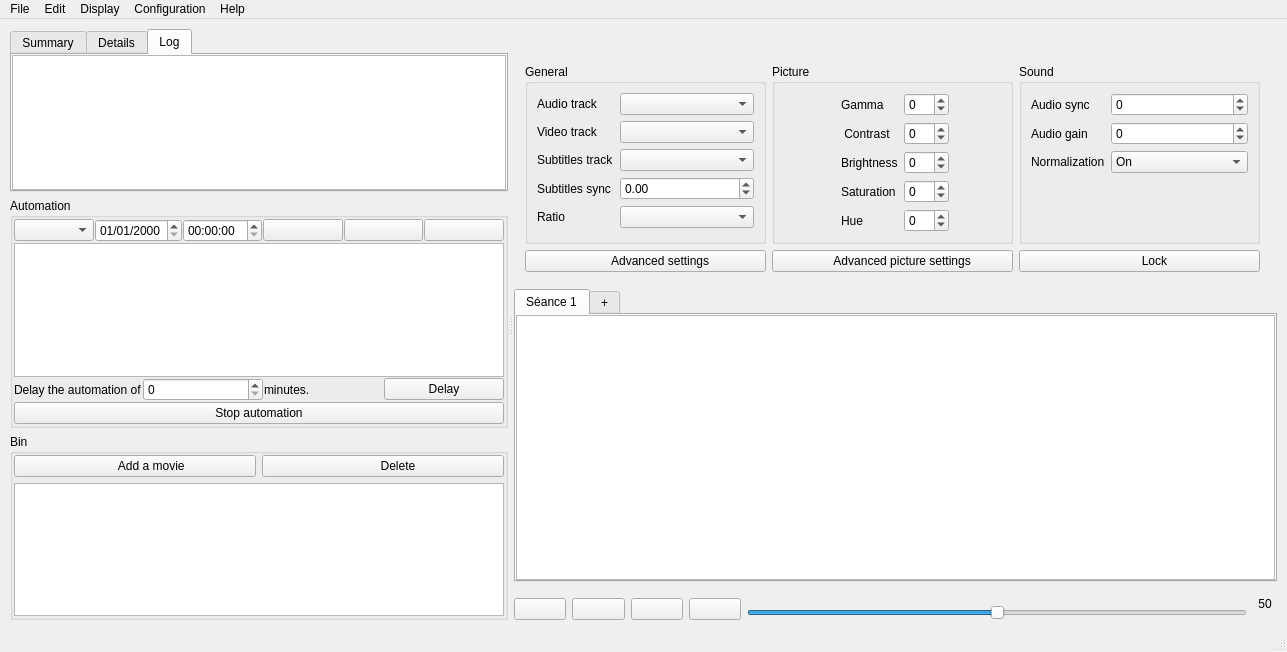
The window that src/mainwindow.ui (cinemaouvert/OPP) describes before a commit, drawn with Qt 5.
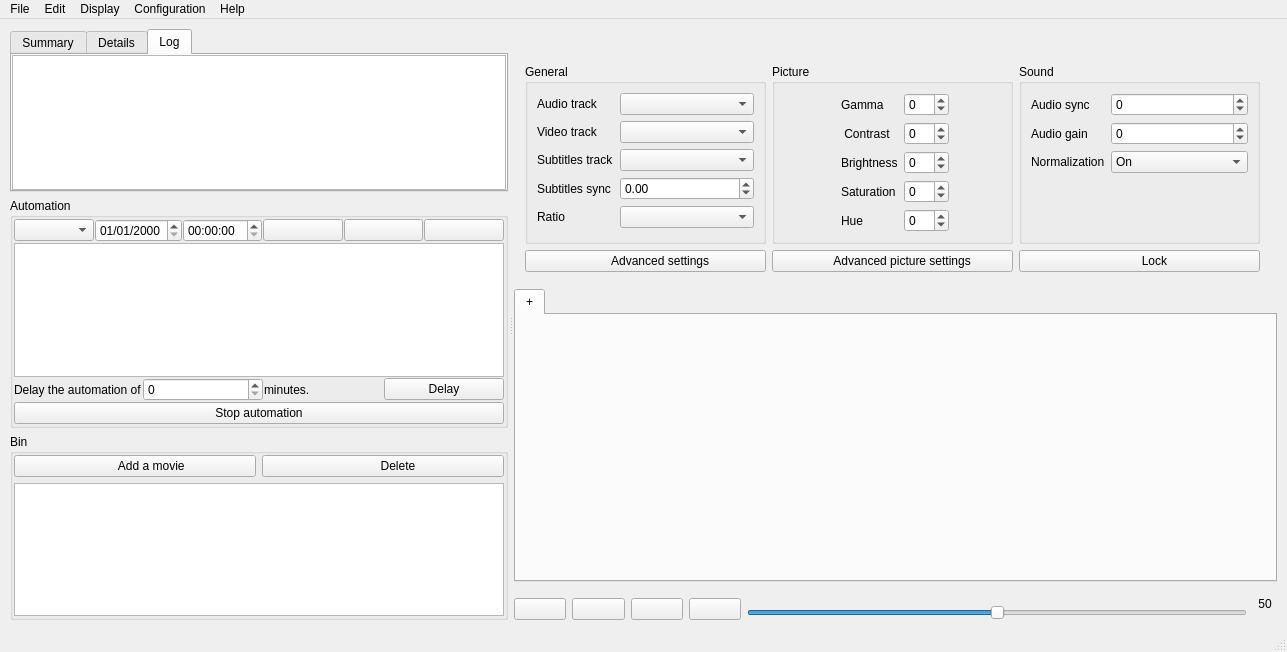
The same window after the commit. Icons and pictures are not drawn. Custom widgets are drawn as their Qt base class.

Commit message: add new playlist dynamically, play selected media into current playlist, fixed bug on exit

```diff
--- a/src/mainwindow.ui
+++ b/src/mainwindow.ui
@@ -847,63 +847,7 @@
           <property name="currentIndex">
            <number>0</number>
           </property>
-          <widget class="QWidget" name="tab">
-           <attribute name="title">
-            <string>Séance 1</string>
-           </attribute>
-           <layout class="QVBoxLayout" name="verticalLayout_9">
-            <property name="leftMargin">
-             <number>0</number>
-            </property>
-            <property name="topMargin">
-             <number>0</number>
-            </property>
-            <property name="rightMargin">
-             <number>0</number>
-            </property>
-            <property name="bottomMargin">
-             <number>0</number>
-            </property>
-            <item>
-             <widget class="PlaylistTableView" name="playlistTableView">
-              <property name="dragDropMode">
-               <enum>QAbstractItemView::DragDrop</enum>
-              </property>
-              <property name="defaultDropAction">
-               <enum>Qt::CopyAction</enum>
-              </property>
-              <property name="alternatingRowColors">
-               <bool>true</bool>
-              </property>
-              <property name="selectionBehavior">
-               <enum>QAbstractItemView::SelectRows</enum>
-              </property>
-              <attribute name="horizontalHeaderCascadingSectionResizes">
-               <bool>false</bool>
-              </attribute>
-              <attribute name="horizontalHeaderDefaultSectionSize">
-               <number>100</number>
-              </attribute>
-              <attribute name="horizontalHeaderShowSortIndicator" stdset="0">
-               <bool>false</bool>
-              </attribute>
-              <attribute name="horizontalHeaderStretchLastSection">
-               <bool>true</bool>
-              </attribute>
-              <attribute name="verticalHeaderVisible">
-               <bool>false</bool>
-              </attribute>
-              <attribute name="verticalHeaderCascadingSectionResizes">
-               <bool>false</bool>
-              </attribute>
-              <attribute name="verticalHeaderDefaultSectionSize">
-               <number>30</number>
-              </attribute>
-             </widget>
-            </item>
-           </layout>
-          </widget>
-          <widget class="QWidget" name="tab_2">
+          <widget class="QWidget" name="addPlaylistTab">
            <attribute name="title">
             <string>+</string>
            </attribute>
@@ -1325,11 +1269,6 @@
    <extends>QTableView</extends>
    <header>mediatableview.h</header>
   </customwidget>
-  <customwidget>
-   <class>PlaylistTableView</class>
-   <extends>QTableView</extends>
-   <header>playlisttableview.h</header>
-  </customwidget>
  </customwidgets>
  <resources>
   <include location="../images.qrc"/>
```
The commit also changes 3 other files.
